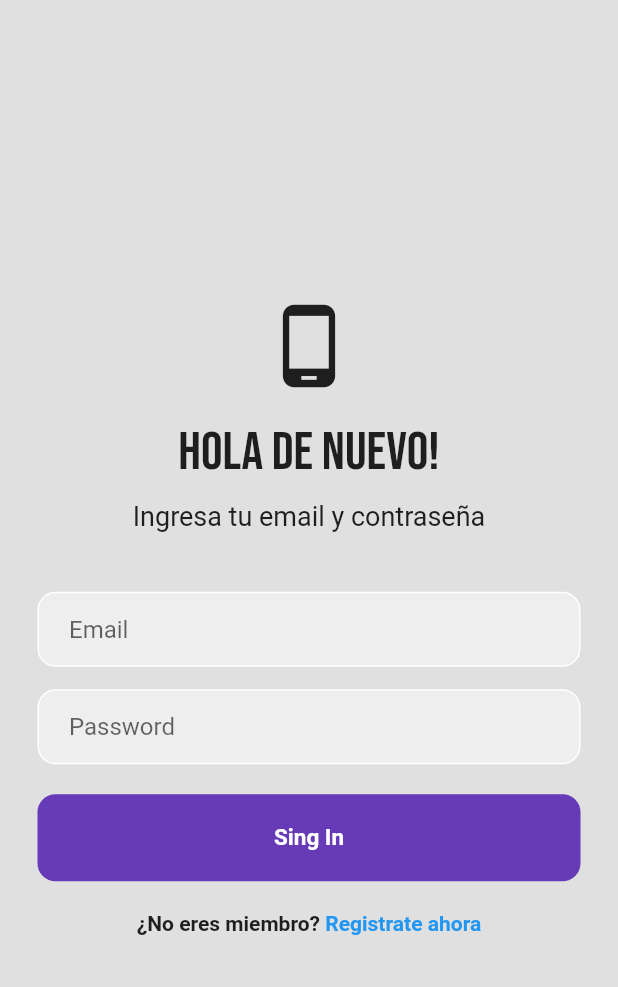
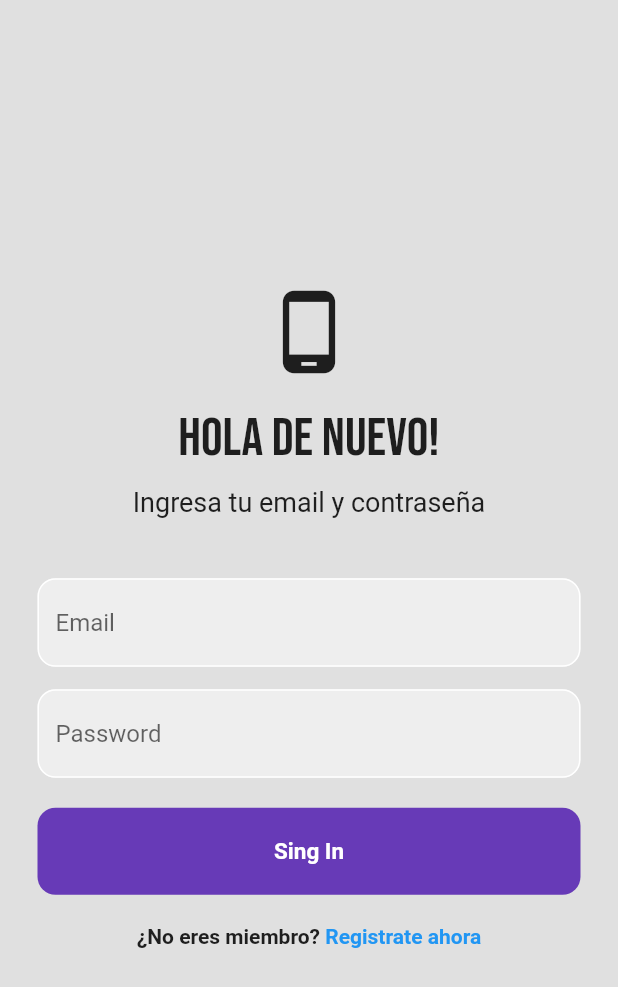
Before and after one commit to xevicode/film_app, a Flutter app: the screen it shows after launch, on a phone screen of 412 x 824 dp. Shown: the top 987 px of the screen. Run offline on Flutter 3.47's test engine with Material 2 defaults, Android fonts, the phone set to English and light mode, and no system bars; our stand-ins replace firebase_auth, firebase_core, flutter_rating_bar, get, google_fonts; accounts and stored records are empty.

Commit message:
login_firebase

```diff
--- a/lib/UI/pages/login_page.dart
+++ b/lib/UI/pages/login_page.dart
@@ -1,6 +1,6 @@
+import 'package:firebase_auth/firebase_auth.dart';
 import 'package:flutter/material.dart';
 
-import 'package:flutter/material.dart';
 import 'package:google_fonts/google_fonts.dart';
 
 class LoginPage extends StatefulWidget {
@@ -11,12 +11,31 @@ class LoginPage extends StatefulWidget {
 }
 
 class _LoginPageState extends State<LoginPage> {
+  // Text controllers
+  final _emailController = TextEditingController();
+  final _passwordController = TextEditingController();
+
+  Future signIn() async {
+    await FirebaseAuth.instance.signInWithEmailAndPassword(
+      email: _emailController.text.trim(),
+      password: _passwordController.text.trim(),
+    );
+  }
+
+  @override
+  void dispose() {
+    _emailController.dispose();
+    _passwordController.dispose();
+    super.dispose();
+  }
+
   @override
   Widget build(BuildContext context) {
     return Scaffold(
       backgroundColor: Colors.grey[300],
       body: SafeArea(
         child: Center(
+          child: SingleChildScrollView(
             child: Column(
               mainAxisAlignment: MainAxisAlignment.center,
               children: [
@@ -40,49 +59,53 @@ class _LoginPageState extends State<LoginPage> {
                 //email
                 Padding(
                   padding: const EdgeInsets.symmetric(horizontal: 25.0),
-                child: Container(
-                  decoration: BoxDecoration(
-                    color: Colors.grey[200],
-                    border: Border.all(color: Colors.white),
+                  child: TextField(
+                    controller: _emailController,
+                    decoration: InputDecoration(
+                      enabledBorder: OutlineInputBorder(
+                        borderSide: BorderSide(color: Colors.white),
                         borderRadius: BorderRadius.circular(12),
                       ),
-                  child: Padding(
-                    padding: const EdgeInsets.only(left: 20.0),
-                    child: TextField(
-                      decoration: InputDecoration(
-                        border: InputBorder.none,
+                      focusedBorder: OutlineInputBorder(
+                        borderSide: BorderSide(color: Colors.deepPurple),
+                        borderRadius: BorderRadius.circular(12),
+                      ),
                       hintText: 'Email',
-                      ),
-                    ),
+                      fillColor: Colors.grey[200],
+                      filled: true,
                     ),
                   ),
                 ),
                 SizedBox(height: 15),
+
                 // password
                 Padding(
                   padding: const EdgeInsets.symmetric(horizontal: 25.0),
-                child: Container(
-                  decoration: BoxDecoration(
-                    color: Colors.grey[200],
-                    border: Border.all(color: Colors.white),
+                  child: TextField(
+                    obscureText: true,
+                    controller: _passwordController,
+                    decoration: InputDecoration(
+                      enabledBorder: OutlineInputBorder(
+                        borderSide: BorderSide(color: Colors.white),
                         borderRadius: BorderRadius.circular(12),
                       ),
-                  child: Padding(
-                    padding: const EdgeInsets.only(left: 20.0),
-                    child: TextField(
-                      obscureText: true,
-                      decoration: InputDecoration(
-                        border: InputBorder.none,
+                      focusedBorder: OutlineInputBorder(
+                        borderSide: BorderSide(color: Colors.deepPurple),
+                        borderRadius: BorderRadius.circular(12),
+                      ),
                       hintText: 'Password',
+                      fillColor: Colors.grey[200],
+                      filled: true,
                     ),
                   ),
                 ),
-                ),
-              ),
+
                 SizedBox(height: 20),
                 //Sing in button
                 Padding(
                   padding: const EdgeInsets.symmetric(horizontal: 25.0),
+                  child: GestureDetector(
+                    onTap: signIn,
                     child: Container(
                       padding: EdgeInsets.all(20),
                       decoration: BoxDecoration(
@@ -95,6 +118,7 @@ class _LoginPageState extends State<LoginPage> {
                             color: Colors.white,
                             fontWeight: FontWeight.bold,
                             fontSize: 15,
+                          ),
                         ),
                       ),
                     ),
@@ -125,6 +149,7 @@ class _LoginPageState extends State<LoginPage> {
             ),
           ),
         ),
+      ),
     );
   }
 }
--- a/lib/UI/routes/app_pages.dart
+++ b/lib/UI/routes/app_pages.dart
@@ -1,6 +1,7 @@
 import 'package:films_app_flutter/UI/pages/details_page.dart';
 import 'package:films_app_flutter/UI/pages/home_page.dart';
 import 'package:films_app_flutter/UI/pages/login_page.dart';
+import 'package:films_app_flutter/UI/pages/main_page.dart';
 import 'package:films_app_flutter/UI/routes/app_routes.dart';
 import 'package:films_app_flutter/UI/widgets/movies/item_movie_widget.dart';
 import 'package:films_app_flutter/structure/bindings/movies_binding.dart';
@@ -15,5 +16,6 @@ class AppPages {
     ),
     GetPage(name: Routes.DETAILS, page: () => DetailsPage()),
     GetPage(name: Routes.LOGIN_PAGE, page: () => LoginPage()),
+    GetPage(name: Routes.MAIN_PAGE, page: () => MainPage()),
   ];
 }
--- a/lib/UI/routes/app_routes.dart
+++ b/lib/UI/routes/app_routes.dart
@@ -4,6 +4,7 @@ class Routes {
   static const HOME = '/home';
   static const DETAILS = '/details';
   static const LOGIN_PAGE = '/login';
+  static const MAIN_PAGE = '/main_page';
 
   static String getDetails() => '$DETAILS';
 }
--- a/lib/main.dart
+++ b/lib/main.dart
@@ -1,10 +1,14 @@
 import 'package:films_app_flutter/UI/routes/app_pages.dart';
 import 'package:films_app_flutter/UI/routes/app_routes.dart';
+import 'package:firebase_auth/firebase_auth.dart';
 import 'package:flutter/material.dart';
 import 'package:flutter/services.dart';
 import 'package:get/get.dart';
+import 'package:firebase_core/firebase_core.dart';
 
-void main() {
+void main() async {
+  WidgetsFlutterBinding.ensureInitialized();
+  await Firebase.initializeApp();
   runApp(const MyApp());
 }
 
--- a/pubspec.yaml
+++ b/pubspec.yaml
@@ -40,6 +40,9 @@ dependencies:
   http: ^0.13.5
   flutter_rating_bar: ^4.0.1
   google_fonts: ^3.0.1
+  firebase_core:
+  firebase_auth: ^4.1.1
+  cloud_firestore:
 
 dev_dependencies:
   flutter_test:
```
Also changed, not shown: lib/UI/pages/main_page.dart (added, +26 -0 lines), pubspec.lock, 3 other files. Lines whose indentation alone changed are shown as unchanged.
